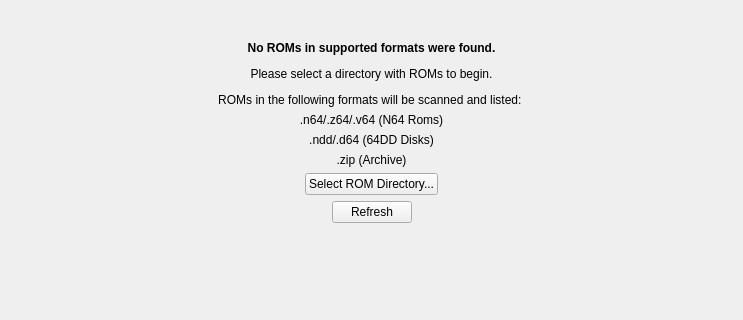
Qt form Source/RMG/UserInterface/Widget/RomBrowser/RomBrowserEmptyWidget.ui (Rosalie241/RMG) before a commit; both pictures show x 0 to 743 and y 149 to 469 of the 743 by 562 pixel window.
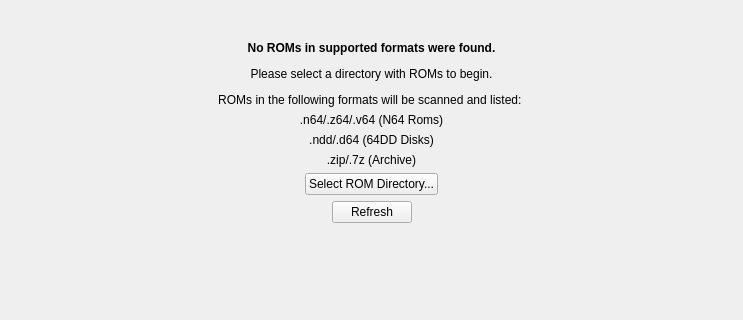
The same form after that commit.

Commit message: RMG: add .7z to RomBrowserEmptyWidget.ui

What changed in the file:
```diff
--- a/Source/RMG/UserInterface/Widget/RomBrowser/RomBrowserEmptyWidget.ui
+++ b/Source/RMG/UserInterface/Widget/RomBrowser/RomBrowserEmptyWidget.ui
@@ -66,7 +66,7 @@
    <item>
     <widget class="QLabel" name="label_3">
      <property name="text">
-      <string>.zip (Archive)</string>
+      <string>.zip/.7z (Archive)</string>
      </property>
      <property name="alignment">
       <set>Qt::AlignCenter</set>
```
Left out of the diff: 22 changed lines with no effect on the pictures.
